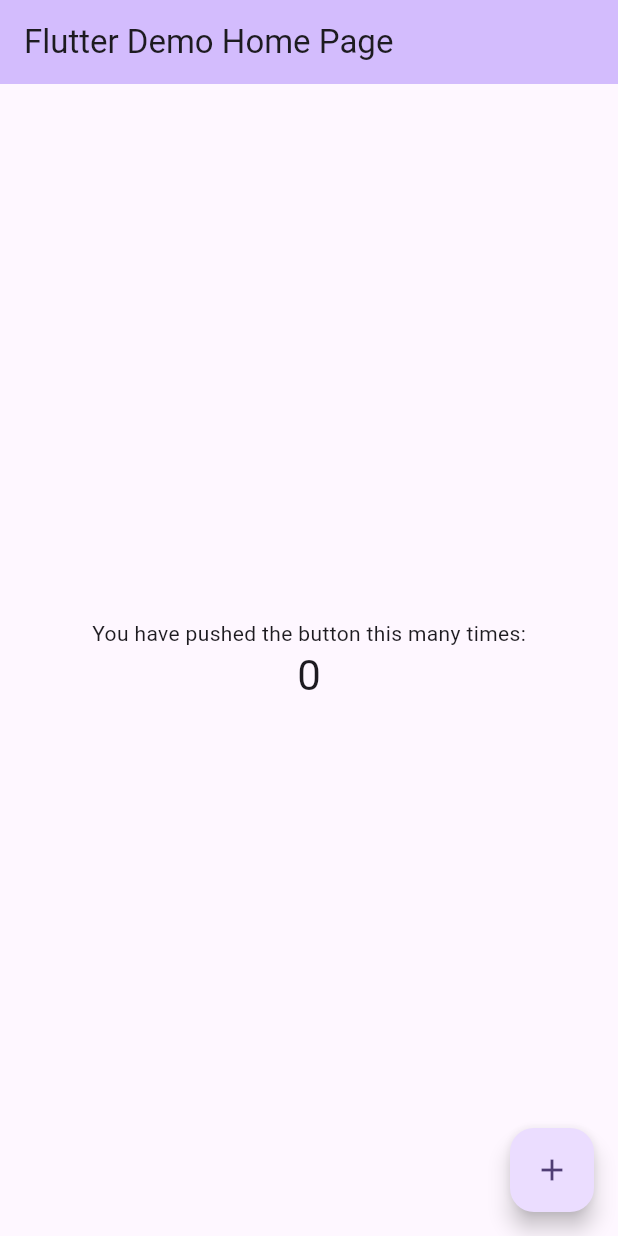
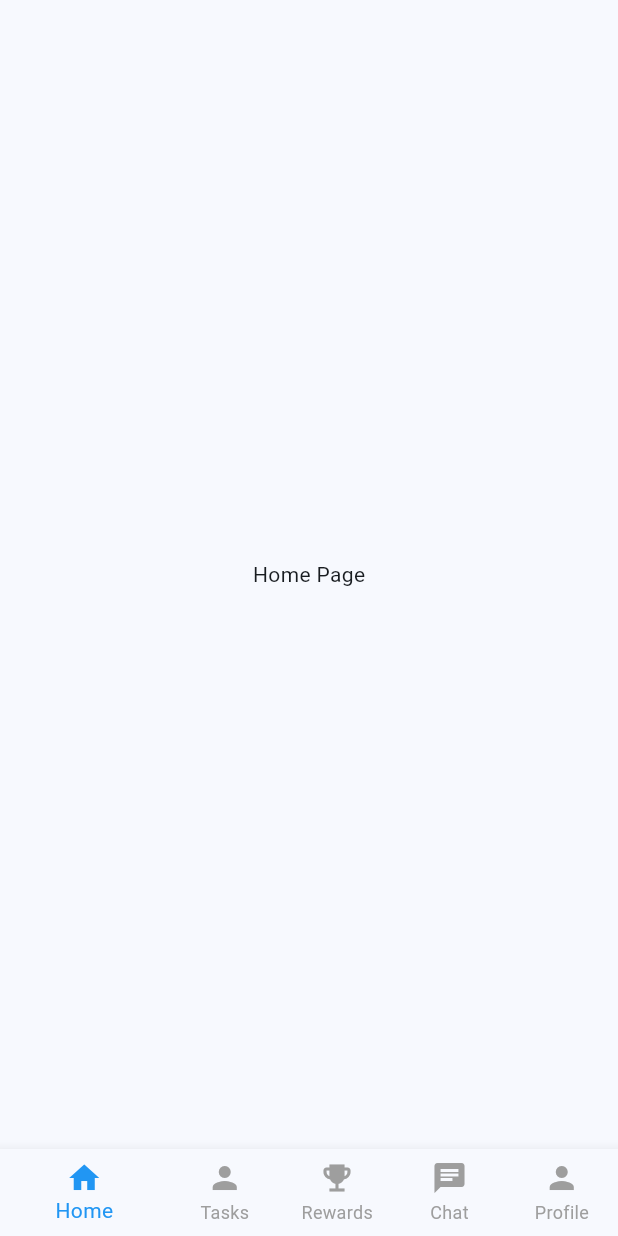
Before and after one commit to ChoreBuddies/chorebuddies_flutter, a Flutter app: the screen it shows after launch, on a phone screen of 412 x 824 dp. Run offline on Flutter 3.47's test engine with Material 3 defaults, Android fonts, the phone set to English and light mode, and no system bars.

Commit message:
main layout prepared

```diff
--- a/lib/main.dart
+++ b/lib/main.dart
@@ -1,3 +1,4 @@
+import 'package:chorebuddies_flutter/pages/main_layout.dart';
 import 'package:flutter/material.dart';
 
 void main() {
@@ -7,116 +8,21 @@ void main() {
 class MyApp extends StatelessWidget {
   const MyApp({super.key});
 
-  // This widget is the root of your application.
   @override
   Widget build(BuildContext context) {
     return MaterialApp(
-      title: 'Flutter Demo',
+      title: 'ChoreBuddies',
       theme: ThemeData(
-        // This is the theme of your application.
-        //
-        // TRY THIS: Try running your application with "flutter run". You'll see
-        // the application has a purple toolbar. Then, without quitting the app,
-        // try changing the seedColor in the colorScheme below to Colors.green
-        // and then invoke "hot reload" (save your changes or press the "hot
-        // reload" button in a Flutter-supported IDE, or press "r" if you used
-        // the command line to start the app).
-        //
-        // Notice that the counter didn't reset back to zero; the application
-        // state is not lost during the reload. To reset the state, use hot
-        // restart instead.
-        //
-        // This works for code too, not just values: Most code changes can be
-        // tested with just a hot reload.
-        colorScheme: ColorScheme.fromSeed(seedColor: Colors.deepPurple),
+        colorScheme: ColorScheme.fromSeed(
+          seedColor: const Color.fromARGB(255, 78, 167, 222),
+        ), // Picton Blue
+        bottomNavigationBarTheme: BottomNavigationBarThemeData(
+          backgroundColor: Colors.white,
+          selectedItemColor: Colors.blue,
+          unselectedItemColor: Colors.grey,
+        ),
       ),
-      home: const MyHomePage(title: 'Flutter Demo Home Page'),
+      home: const MainLayout(),
     );
   }
 }
-
-class MyHomePage extends StatefulWidget {
-  const MyHomePage({super.key, required this.title});
-
-  // This widget is the home page of your application. It is stateful, meaning
-  // that it has a State object (defined below) that contains fields that affect
-  // how it looks.
-
-  // This class is the configuration for the state. It holds the values (in this
-  // case the title) provided by the parent (in this case the App widget) and
-  // used by the build method of the State. Fields in a Widget subclass are
-  // always marked "final".
-
-  final String title;
-
-  @override
-  State<MyHomePage> createState() => _MyHomePageState();
-}
-
-class _MyHomePageState extends State<MyHomePage> {
-  int _counter = 0;
-
-  void _incrementCounter() {
-    setState(() {
-      // This call to setState tells the Flutter framework that something has
-      // changed in this State, which causes it to rerun the build method below
-      // so that the display can reflect the updated values. If we changed
-      // _counter without calling setState(), then the build method would not be
-      // called again, and so nothing would appear to happen.
-      _counter++;
-    });
-  }
-
-  @override
-  Widget build(BuildContext context) {
-    // This method is rerun every time setState is called, for instance as done
-    // by the _incrementCounter method above.
-    //
-    // The Flutter framework has been optimized to make rerunning build methods
-    // fast, so that you can just rebuild anything that needs updating rather
-    // than having to individually change instances of widgets.
-    return Scaffold(
-      appBar: AppBar(
-        // TRY THIS: Try changing the color here to a specific color (to
-        // Colors.amber, perhaps?) and trigger a hot reload to see the AppBar
-        // change color while the other colors stay the same.
-        backgroundColor: Theme.of(context).colorScheme.inversePrimary,
-        // Here we take the value from the MyHomePage object that was created by
-        // the App.build method, and use it to set our appbar title.
-        title: Text(widget.title),
-      ),
-      body: Center(
-        // Center is a layout widget. It takes a single child and positions it
-        // in the middle of the parent.
-        child: Column(
-          // Column is also a layout widget. It takes a list of children and
-          // arranges them vertically. By default, it sizes itself to fit its
-          // children horizontally, and tries to be as tall as its parent.
-          //
-          // Column has various properties to control how it sizes itself and
-          // how it positions its children. Here we use mainAxisAlignment to
-          // center the children vertically; the main axis here is the vertical
-          // axis because Columns are vertical (the cross axis would be
-          // horizontal).
-          //
-          // TRY THIS: Invoke "debug painting" (choose the "Toggle Debug Paint"
-          // action in the IDE, or press "p" in the console), to see the
-          // wireframe for each widget.
-          mainAxisAlignment: MainAxisAlignment.center,
-          children: <Widget>[
-            const Text('You have pushed the button this many times:'),
-            Text(
-              '$_counter',
-              style: Theme.of(context).textTheme.headlineMedium,
-            ),
-          ],
-        ),
-      ),
-      floatingActionButton: FloatingActionButton(
-        onPressed: _incrementCounter,
-        tooltip: 'Increment',
-        child: const Icon(Icons.add),
-      ), // This trailing comma makes auto-formatting nicer for build methods.
-    );
-  }
-}
--- /dev/null
+++ b/lib/pages/home_page.dart
@@ -0,0 +1,10 @@
+import 'package:flutter/material.dart';
+
+class HomePage extends StatelessWidget {
+  const HomePage({Key? key}) : super(key: key);
+
+  @override
+  Widget build(BuildContext context) {
+    return const Center(child: Text('Home Page'));
+  }
+}
--- /dev/null
+++ b/lib/pages/main_layout.dart
@@ -0,0 +1,43 @@
+import 'package:flutter/material.dart';
+import 'home_page.dart';
+
+class MainLayout extends StatefulWidget {
+  const MainLayout({Key? key}) : super(key: key);
+
+  @override
+  State<MainLayout> createState() => _MainLayoutState();
+}
+
+class _MainLayoutState extends State<MainLayout> {
+  int _selectedIndex = 0;
+
+  final List<Widget> _pages = const [HomePage()];
+
+  void _onItemTapped(int index) {
+    setState(() {
+      _selectedIndex = index;
+    });
+  }
+
+  @override
+  Widget build(BuildContext context) {
+    return Scaffold(
+      body: _pages[_selectedIndex],
+      bottomNavigationBar: BottomNavigationBar(
+        currentIndex: _selectedIndex,
+        onTap: _onItemTapped,
+        showUnselectedLabels: true,
+        items: const [
+          BottomNavigationBarItem(icon: Icon(Icons.home), label: 'Home'),
+          BottomNavigationBarItem(icon: Icon(Icons.person), label: 'Tasks'),
+          BottomNavigationBarItem(
+            icon: Icon(Icons.emoji_events),
+            label: 'Rewards',
+          ),
+          BottomNavigationBarItem(icon: Icon(Icons.chat), label: 'Chat'),
+          BottomNavigationBarItem(icon: Icon(Icons.person), label: 'Profile'),
+        ],
+      ),
+    );
+  }
+}
```
